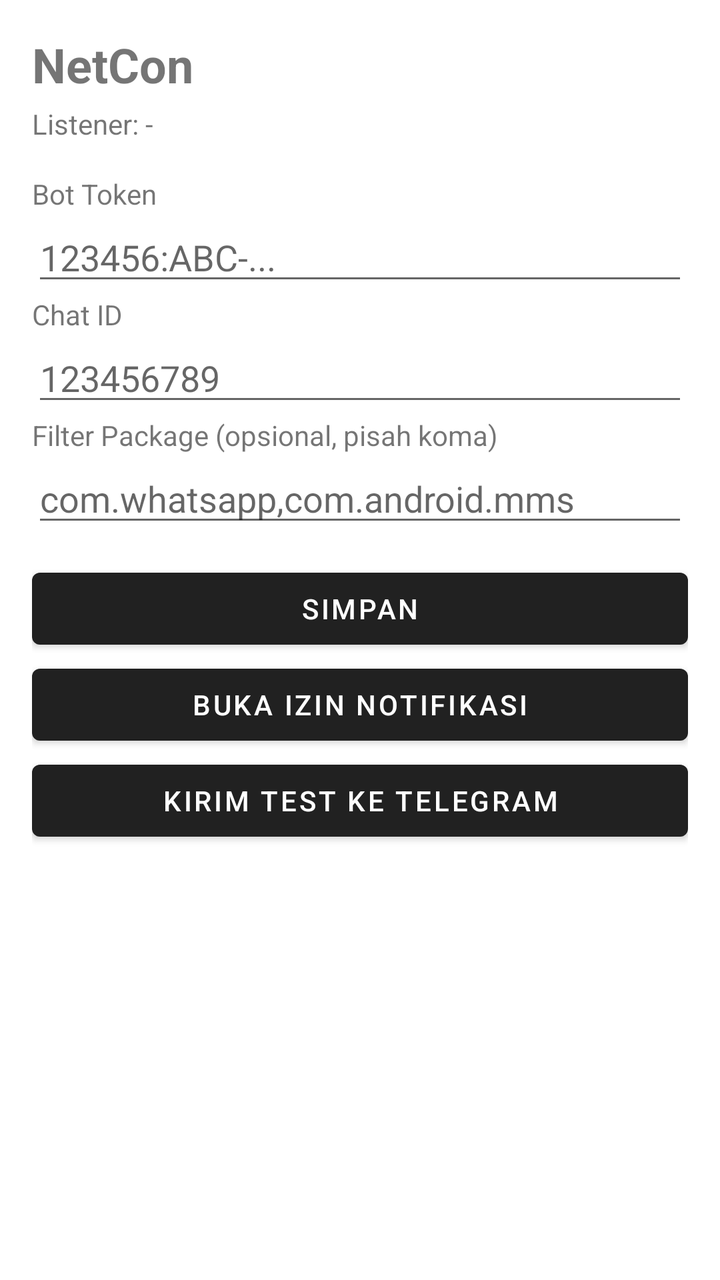
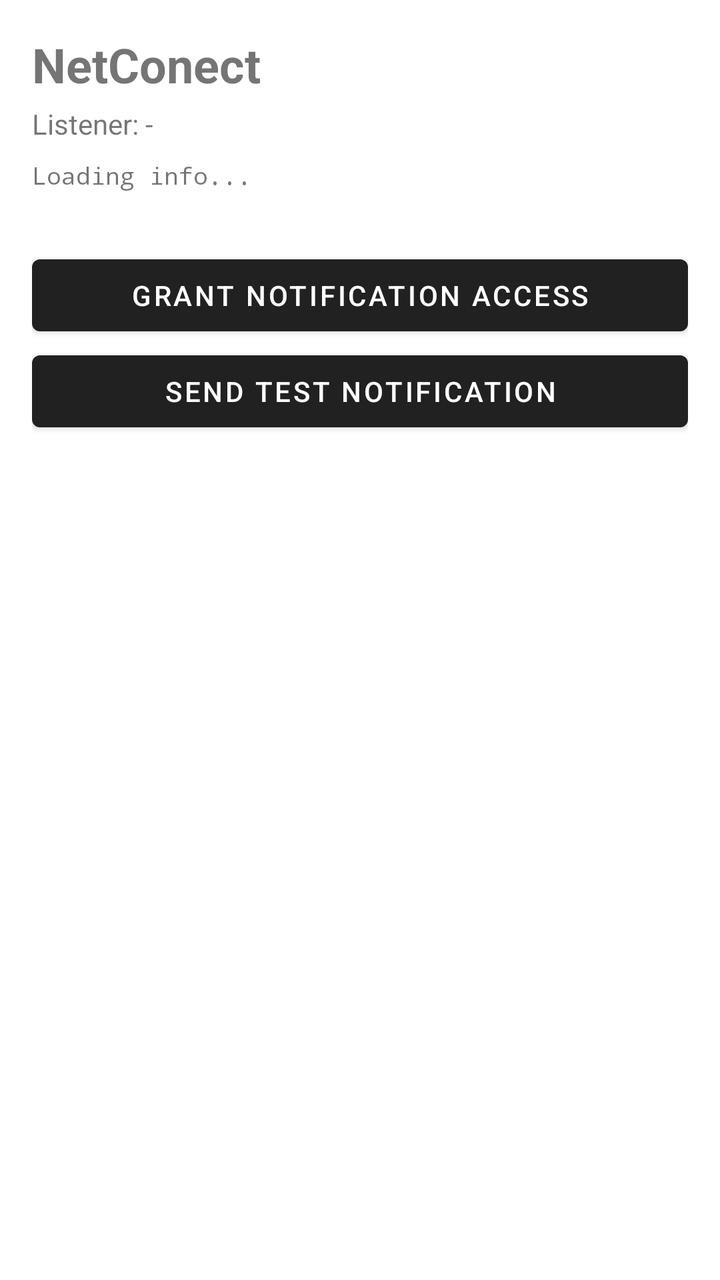

An Android layout rendered at two revisions. The XML below is the earlier revision; the diff shows what the commit changed to produce the second picture.
<!-- AndroidManifest.xml: application theme Theme.NetCon -->
<!-- res/layout/activity_main.xml -->
<?xml version="1.0" encoding="utf-8"?>
<ScrollView xmlns:android="http://schemas.android.com/apk/res/android"
    android:layout_width="match_parent"
    android:layout_height="match_parent"
    android:padding="16dp">

    <LinearLayout
        android:orientation="vertical"
        android:layout_width="match_parent"
        android:layout_height="wrap_content">

        <TextView
            android:layout_width="match_parent"
            android:layout_height="wrap_content"
            android:text="NetCon"
            android:textSize="24sp"
            android:textStyle="bold" />

        <TextView
            android:id="@+id/textStatus"
            android:layout_width="match_parent"
            android:layout_height="wrap_content"
            android:paddingTop="4dp"
            android:paddingBottom="16dp"
            android:text="Listener: -" />

        <TextView android:layout_width="wrap_content" android:layout_height="wrap_content" android:text="Bot Token"/>
        <EditText
            android:id="@+id/editToken"
            android:layout_width="match_parent"
            android:layout_height="wrap_content"
            android:hint="123456:ABC-..." />

        <TextView android:layout_width="wrap_content" android:layout_height="wrap_content" android:text="Chat ID"/>
        <EditText
            android:id="@+id/editChatId"
            android:layout_width="match_parent"
            android:layout_height="wrap_content"
            android:hint="123456789" />

        <TextView android:layout_width="wrap_content" android:layout_height="wrap_content" android:text="Filter Package (opsional, pisah koma)"/>
        <EditText
            android:id="@+id/editFilter"
            android:layout_width="match_parent"
            android:layout_height="wrap_content"
            android:hint="com.whatsapp,com.android.mms" />

        <Button
            android:id="@+id/btnSave"
            android:layout_width="match_parent"
            android:layout_height="wrap_content"
            android:layout_marginTop="12dp"
            android:text="Simpan" />

        <Button
            android:id="@+id/btnPermission"
            android:layout_width="match_parent"
            android:layout_height="wrap_content"
            android:text="Buka Izin Notifikasi" />

        <Button
            android:id="@+id/btnTest"
            android:layout_width="match_parent"
            android:layout_height="wrap_content"
            android:text="Kirim Test ke Telegram" />
    </LinearLayout>
</ScrollView>
<!-- resources referenced by this layout -->
<resources>
  <style name="Theme.NetCon" parent="Theme.MaterialComponents.DayNight.DarkActionBar" />
</resources>

<!-- the commit's change to res/layout/activity_main.xml (unified diff, before → after) -->
@@ -12,7 +12,7 @@
         <TextView
             android:layout_width="match_parent"
             android:layout_height="wrap_content"
-            android:text="NetCon"
+            android:text="NetConect"
             android:textSize="24sp"
             android:textStyle="bold" />
 
@@ -21,47 +21,29 @@
             android:layout_width="match_parent"
             android:layout_height="wrap_content"
             android:paddingTop="4dp"
-            android:paddingBottom="16dp"
             android:text="Listener: -" />
 
-        <TextView android:layout_width="wrap_content" android:layout_height="wrap_content" android:text="Bot Token"/>
-        <EditText
-            android:id="@+id/editToken"
+        <TextView
+            android:id="@+id/textInfo"
             android:layout_width="match_parent"
             android:layout_height="wrap_content"
-            android:hint="123456:ABC-..." />
-
-        <TextView android:layout_width="wrap_content" android:layout_height="wrap_content" android:text="Chat ID"/>
-        <EditText
-            android:id="@+id/editChatId"
-            android:layout_width="match_parent"
-            android:layout_height="wrap_content"
-            android:hint="123456789" />
-
-        <TextView android:layout_width="wrap_content" android:layout_height="wrap_content" android:text="Filter Package (opsional, pisah koma)"/>
-        <EditText
-            android:id="@+id/editFilter"
-            android:layout_width="match_parent"
-            android:layout_height="wrap_content"
-            android:hint="com.whatsapp,com.android.mms" />
-
-        <Button
-            android:id="@+id/btnSave"
-            android:layout_width="match_parent"
-            android:layout_height="wrap_content"
-            android:layout_marginTop="12dp"
-            android:text="Simpan" />
+            android:paddingTop="8dp"
+            android:paddingBottom="16dp"
+            android:textSize="12sp"
+            android:fontFamily="monospace"
+            android:text="Loading info..." />
 
         <Button
             android:id="@+id/btnPermission"
             android:layout_width="match_parent"
             android:layout_height="wrap_content"
-            android:text="Buka Izin Notifikasi" />
+            android:layout_marginTop="12dp"
+            android:text="Grant Notification Access" />
 
         <Button
             android:id="@+id/btnTest"
             android:layout_width="match_parent"
             android:layout_height="wrap_content"
-            android:text="Kirim Test ke Telegram" />
+            android:text="Send Test Notification" />
     </LinearLayout>
 </ScrollView>
